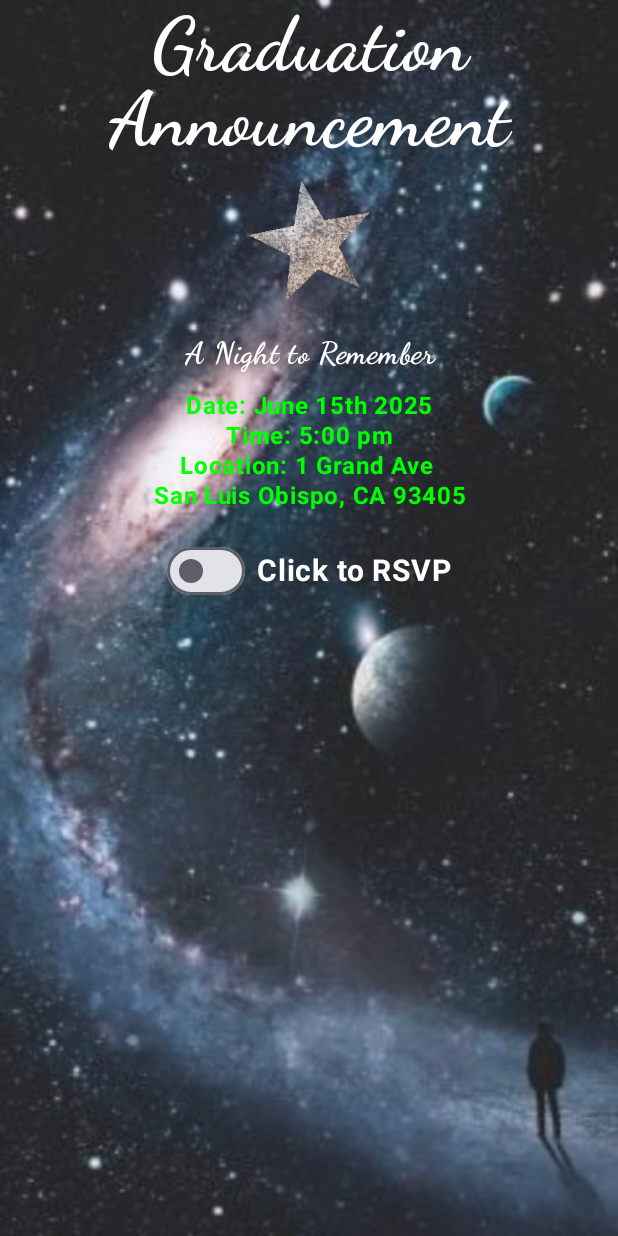
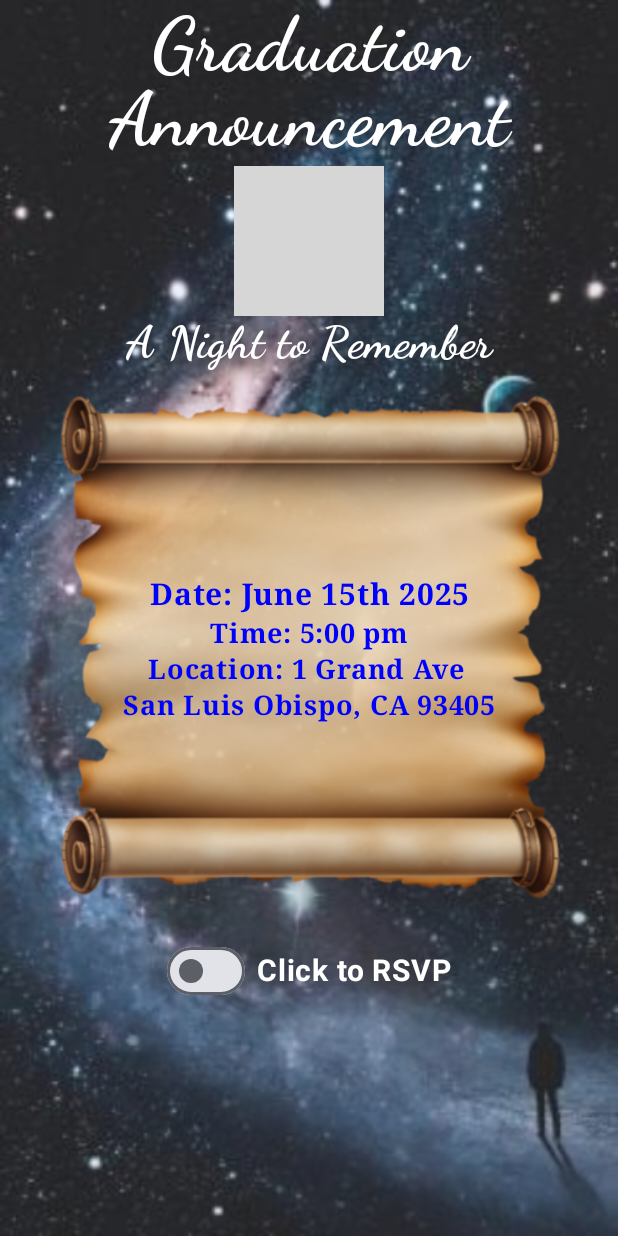
Before and after one commit to mmmitton/CSC-436, an Android app built with Jetpack Compose: the screen it shows after launch (MainActivity), on a phone screen of 412 x 824 dp. Run offline under Robolectric (Android 15) with nearby library versions, the phone set to English and light mode, and no system bars; libraries missing offline, so code that uses them is left out: com.bumptech.glide; 1 statement that could not run was skipped; grey boxes are pictures that could not be loaded.

Commit message:
made things prettier

```diff
--- a/Lab_1/app/src/main/java/com/zybooks/graduationrsvp/MainActivity.kt
+++ b/Lab_1/app/src/main/java/com/zybooks/graduationrsvp/MainActivity.kt
@@ -5,9 +5,11 @@ import android.os.Bundle
 import androidx.activity.ComponentActivity
 import androidx.activity.compose.setContent
 import androidx.compose.foundation.Image
+import androidx.compose.foundation.layout.Box
 import androidx.compose.foundation.layout.Column
 import androidx.compose.foundation.layout.Row
 import androidx.compose.foundation.layout.fillMaxSize
+import androidx.compose.foundation.layout.fillMaxWidth
 import androidx.compose.foundation.layout.padding
 import androidx.compose.foundation.layout.size
 import androidx.compose.material3.Checkbox
@@ -89,37 +91,15 @@ fun GradInviteText() {
         Stars()
         Text(
             text = stringResource(R.string.sub_text),
-            fontSize = 20.sp,
-            lineHeight = 50.sp,
+            fontSize = 30.sp,
+            lineHeight = 10.sp,
             fontWeight = FontWeight.Bold,
             textAlign = TextAlign.Center,
             color = Color.White,
-            fontFamily = FontFamily.Cursive
+            fontFamily = FontFamily.Cursive,
+            modifier = Modifier.padding(bottom = 0.dp) // Add padding below sub_text
         )
-        Text(
-            text = stringResource(R.string.date),
-            fontSize = 16.sp,
-            lineHeight = 20.sp,
-            fontWeight = FontWeight.Bold,
-            textAlign = TextAlign.Center,
-            color = Color.Green
-        )
-        Text(
-            text = stringResource(R.string.time),
-            fontSize = 16.sp,
-            lineHeight = 20.sp,
-            fontWeight = FontWeight.Bold,
-            textAlign = TextAlign.Center,
-            color = Color.Green
-        )
-        Text(
-            text = stringResource(R.string.location),
-            fontSize = 16.sp,
-            lineHeight = 20.sp,
-            fontWeight = FontWeight.Bold,
-            textAlign = TextAlign.Center,
-            color = Color.Green
-        )
+        Scroll()
         RSVPbox()
     }
 }
@@ -131,6 +111,60 @@ fun GradPreview() {
         GradScreen()
     }
 }
+
+@Preview
+@Composable
+fun Scroll() {
+    Box(
+        modifier = Modifier
+            .fillMaxWidth()
+            .padding(top = 10.dp),
+        contentAlignment = Alignment.Center // Aligns children to the center of the box
+    ) {
+        // Scroll background image
+        Image(
+            painter = painterResource(R.drawable.scroll),
+            contentDescription = "Scroll",
+            alpha = 0.9f,
+            modifier = Modifier.size(width = 550.dp, height = 350.dp) // Adjusts the image to fill the available space
+        )
+
+        // Text content over the scroll
+        Column(
+            horizontalAlignment = Alignment.CenterHorizontally,
+            modifier = Modifier.padding(10.dp) // Add padding to position text inside the scroll
+        ) {
+            Text(
+                text = stringResource(R.string.date),
+                fontSize = 20.sp,
+                lineHeight = 28.sp,
+                fontWeight = FontWeight.Bold,
+                textAlign = TextAlign.Center,
+                color = Color.Blue,
+                fontFamily = FontFamily.Serif
+            )
+            Text(
+                text = stringResource(R.string.time),
+                fontSize = 18.sp,
+                lineHeight = 24.sp,
+                fontWeight = FontWeight.Bold,
+                textAlign = TextAlign.Center,
+                color = Color.Blue,
+                fontFamily = FontFamily.Serif
+            )
+            Text(
+                text = stringResource(R.string.location),
+                fontSize = 18.sp,
+                lineHeight = 24.sp,
+                fontWeight = FontWeight.Bold,
+                textAlign = TextAlign.Center,
+                color = Color.Blue,
+                fontFamily = FontFamily.Serif
+            )
+        }
+    }
+}
+
 
 @Preview
 @Composable
@@ -146,12 +180,13 @@ fun Background(){
 
 }
 
+@OptIn(ExperimentalGlideComposeApi::class)
 @Preview
 @Composable
 fun Stars() {
-    AsyncImage(
+    GlideImage(
         model = R.drawable.silver_star, // Replace with your GIF resource
-        contentDescription = "Rotating Star",
+        contentDescription = stringResource(R.string.star),
         modifier = Modifier.size(100.dp), // Adjust size as needed
         contentScale = ContentScale.Crop
     )
@@ -161,7 +196,7 @@ fun Stars() {
 fun GradCap() {
     GlideImage(
         model = R.drawable.moving_grad_cap,
-        contentDescription = "Graduation Cap",
+        contentDescription = stringResource(R.string.hat),
         modifier = Modifier.size(100.dp), // Adjust size as needed
         contentScale = ContentScale.Crop
     )
--- a/Lab_1/app/src/main/res/values/strings.xml
+++ b/Lab_1/app/src/main/res/values/strings.xml
@@ -5,4 +5,6 @@
     <string name = "date">Date: June 15th 2025</string>
     <string name="time">Time: 5:00 pm</string>
     <string name="location">Location: 1 Grand Ave \nSan Luis Obispo, CA 93405</string>
+    <string name = "hat">Graduation Cap</string>
+    <string name = "star">Rotating Star Decal</string>
 </resources>
```
Also changed, not shown: Lab_1/app/src/main/res/drawable/scroll.webp (added).
